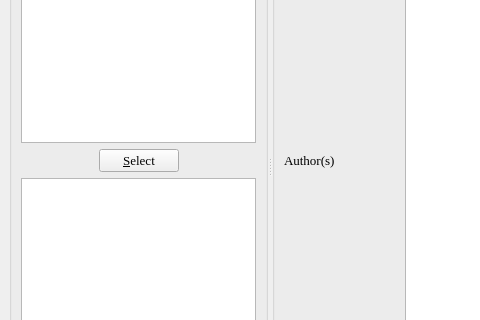
Qt form bookinfo.ui (textbrowser/biblioteq) before a commit; both pictures show x 0 to 480 and y 170 to 490 of the 1000 by 700 pixel window.
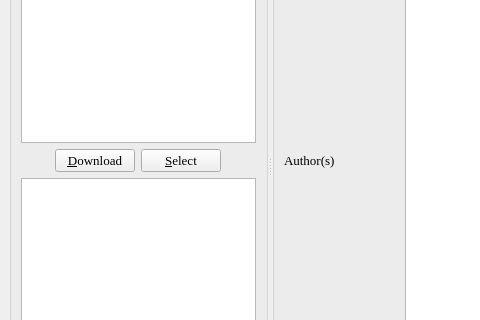
The same form after that commit. Icons and pictures are not drawn. Custom widgets are drawn as their Qt base class.

Commit message: Downloading front cover images from Amazon is now supported. Version 6.07 is ready for release!

Diff of the .ui file:
```diff
--- a/bookinfo.ui
+++ b/bookinfo.ui
@@ -64,6 +64,13 @@
             </property>
            </spacer>
           </item>
+          <item>
+           <widget class="QPushButton" name="dwnldFront" >
+            <property name="text" >
+             <string>&amp;Download</string>
+            </property>
+           </widget>
+          </item>
           <item>
            <widget class="QPushButton" name="frontButton" >
             <property name="text" >
```
Left out of the diff: 57 changed lines with no effect on the pictures. The commit also changes 10 other files.
